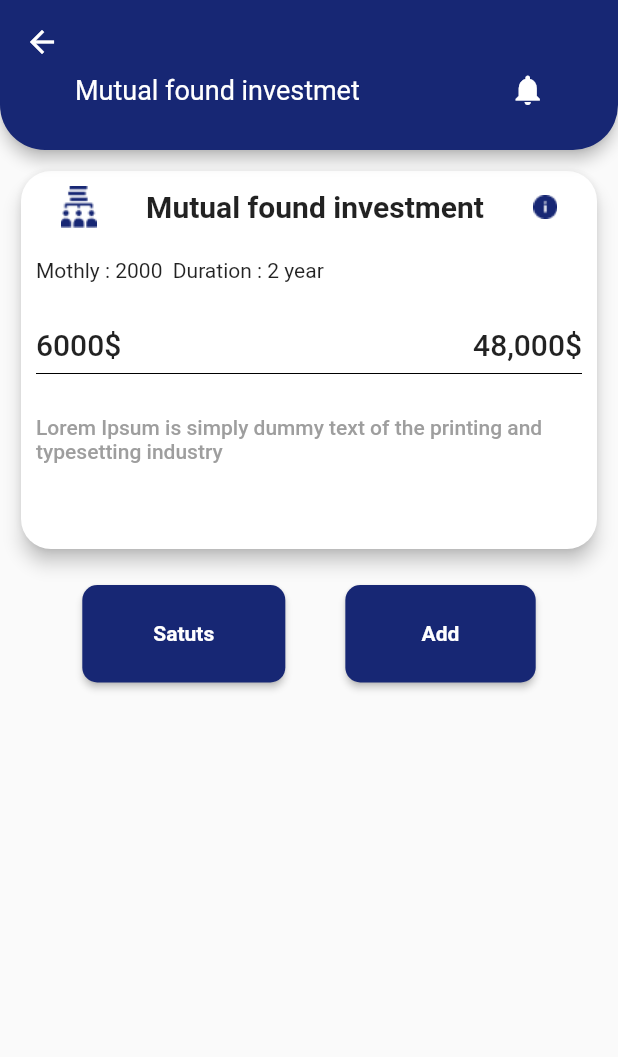
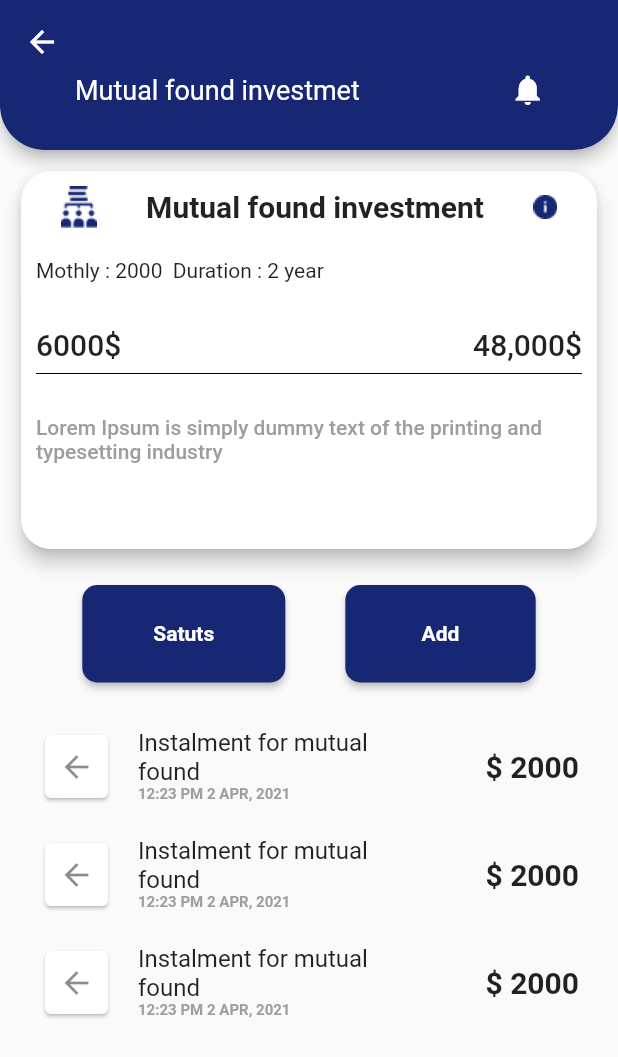
Before and after one commit to faciy/investing, a Flutter app: the Plan screen opened directly, on a phone screen of 412 x 824 dp. Shown: the top 1057 px of the screen. Run offline on Flutter 3.47's test engine with Material 2 defaults, Android fonts, the phone set to English and light mode, and no system bars; our stand-ins replace carousel_slider.

```diff
--- a/lib/main.dart
+++ b/lib/main.dart
@@ -1,5 +1,5 @@
 import 'package:flutter/material.dart';
-import 'screens/home.dart';
+import 'screens/Slide.dart';
 
 void main() {
   runApp(const MyApp());
@@ -13,7 +13,7 @@ class MyApp extends StatelessWidget {
   Widget build(BuildContext context) {
     return const MaterialApp(
       title: 'Flutter Demo',
-      home: Home(),
+      home: Slide(),
     );
   }
 }
--- a/lib/screens/login.dart
+++ b/lib/screens/login.dart
@@ -9,7 +9,7 @@ import 'package:investing/screens/verification.dart';
 
 class Login extends StatelessWidget {
   const Login({Key? key}) : super(key: key);
-
+  // ignore: prefer_typing_uninitialized_variables
   @override
   Widget build(BuildContext context) {
     return Scaffold(
@@ -83,7 +83,7 @@ class Login extends StatelessWidget {
                         Navigator.push(
                           context,
                           MaterialPageRoute(
-                              builder: (context) => Verification()),
+                              builder: (context) => Verification(title: 'fff')),
                         );
                       })
                 ],
--- a/lib/screens/plan.dart
+++ b/lib/screens/plan.dart
@@ -42,7 +42,8 @@ class Plan extends StatelessWidget {
           ),
         ),
       ),
-      body: Padding(
+      body: SingleChildScrollView(
+        child: Padding(
           padding: EdgeInsets.all(10),
           child: Column(
             children: [
@@ -101,7 +102,8 @@ class Plan extends StatelessWidget {
                         Text(
                             'Lorem Ipsum is simply dummy text of the printing and typesetting industry',
                             style: TextStyle(
-                              fontWeight: FontWeight.w500, color: Colors.grey))
+                                fontWeight: FontWeight.w500,
+                                color: Colors.grey))
                       ],
                     ),
                   ),
@@ -120,8 +122,34 @@ class Plan extends StatelessWidget {
                     ],
                   )
                 ],
-            )
+              ),
+              ListView.builder(
+                  shrinkWrap: true,
+                  itemCount: 3,
+                  itemBuilder: (context, index) {
+                    return ListTile(
+                        leading: Container(
+                            width: 50,
+                            height: 50,
+                            child: Card(
+                              color: Colors.white,
+                              child: Icon(Icons.arrow_back),
+                            )),
+                        trailing: Text(
+                          "\$ 2000",
+                          style: TextStyle(
+                              fontSize: 20, fontWeight: FontWeight.w700),
+                        ),
+                        title: Text("Instalment for mutual \nfound",
+                            style: TextStyle(fontWeight: FontWeight.w400)),
+                        subtitle: Text('12:23 PM 2 APR, 2021',
+                            style: TextStyle(
+                                fontSize: 10,
+                                fontWeight: FontWeight.w700,
+                                color: Colors.grey)));
+                  }),
             ],
+          ),
         ),
       ),
     );
--- a/lib/screens/verification.dart
+++ b/lib/screens/verification.dart
@@ -4,8 +4,8 @@ import 'package:investing/components/header.dart';
 import 'package:investing/screens/register.dart';
 
 class Verification extends StatelessWidget {
-  const Verification({Key? key}) : super(key: key);
-
+  const Verification({Key? key, required this.title}) : super(key: key);
+  final title;
   @override
   Widget build(BuildContext context) {
     return Scaffold(
@@ -27,7 +27,7 @@ class Verification extends StatelessWidget {
               // ignore: prefer_const_constructors
               Center(
                 child: Text(
-                  'Verification code ',
+                  'Verification code $title',
                   style: TextStyle(fontSize: 25, fontWeight: FontWeight.w700),
                 ),
               ),
```
Also changed, not shown: assets/splash.png (added), 15 other files. Lines whose indentation alone changed are shown as unchanged.
